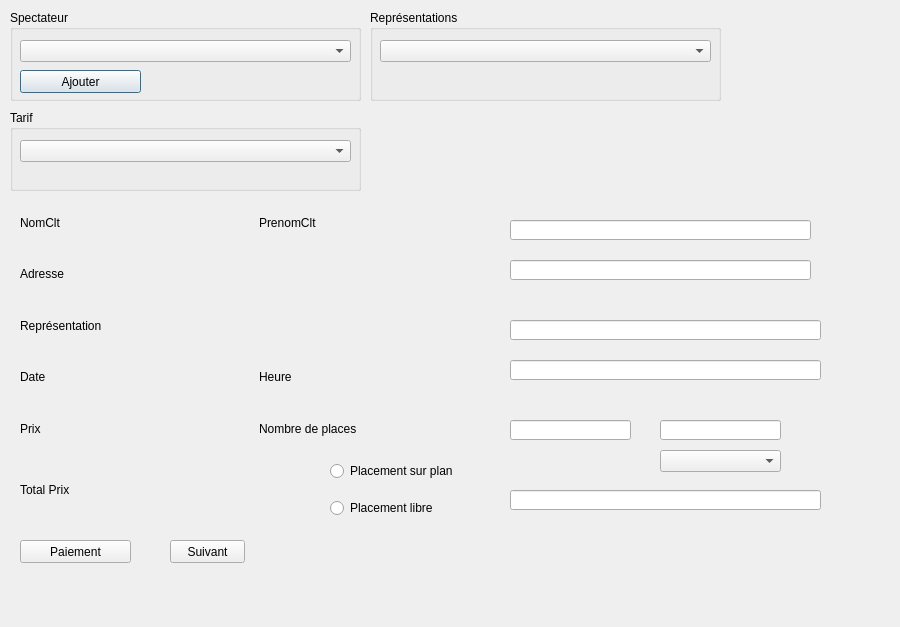
This is FestiClicC/billetterie.ui in FestiClic/FestiClic3 as Qt 5 draws it before an edit. The edited form follows.
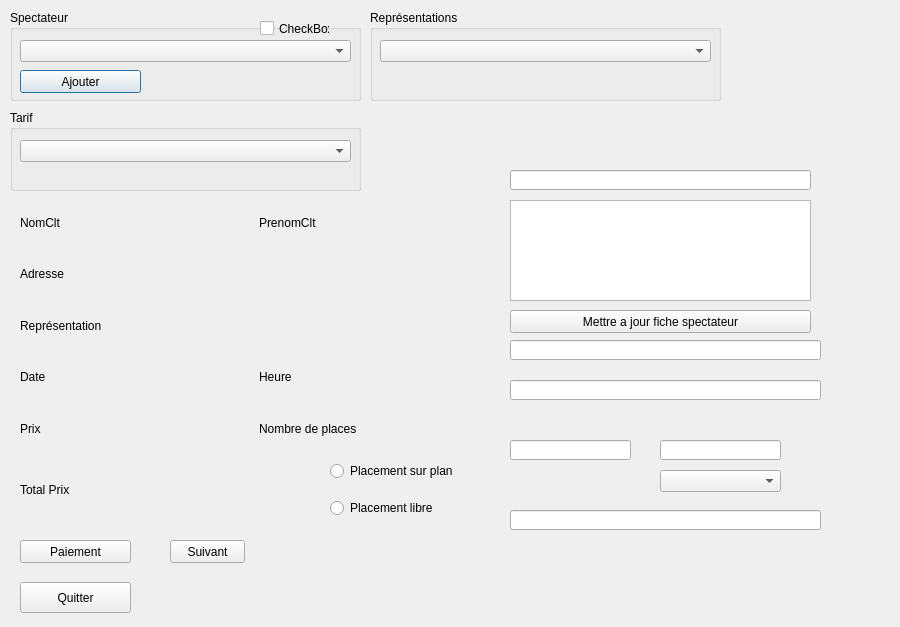
This is the edited form.

Commit message: modif fiche client+billet

```diff
--- a/FestiClicC/billetterie.ui
+++ b/FestiClicC/billetterie.ui
@@ -71,6 +71,19 @@
      <string>Ajouter</string>
     </property>
    </widget>
+   <widget class="QCheckBox" name="checkBox">
+    <property name="geometry">
+     <rect>
+      <x>250</x>
+      <y>10</y>
+      <width>70</width>
+      <height>17</height>
+     </rect>
+    </property>
+    <property name="text">
+     <string>CheckBox</string>
+    </property>
+   </widget>
   </widget>
   <widget class="QGroupBox" name="groupBox_3">
    <property name="geometry">
@@ -242,17 +255,7 @@
    <property name="geometry">
     <rect>
      <x>510</x>
-     <y>220</y>
-     <width>301</width>
-     <height>20</height>
-    </rect>
-   </property>
-  </widget>
-  <widget class="QLineEdit" name="bTxtAdresse">
-   <property name="geometry">
-    <rect>
-     <x>510</x>
-     <y>260</y>
+     <y>170</y>
      <width>301</width>
      <height>20</height>
     </rect>
@@ -262,7 +265,7 @@
    <property name="geometry">
     <rect>
      <x>510</x>
-     <y>320</y>
+     <y>340</y>
      <width>311</width>
      <height>20</height>
     </rect>
@@ -272,7 +275,7 @@
    <property name="geometry">
     <rect>
      <x>510</x>
-     <y>360</y>
+     <y>380</y>
      <width>311</width>
      <height>20</height>
     </rect>
@@ -282,7 +285,7 @@
    <property name="geometry">
     <rect>
      <x>510</x>
-     <y>420</y>
+     <y>440</y>
      <width>121</width>
      <height>20</height>
     </rect>
@@ -292,7 +295,7 @@
    <property name="geometry">
     <rect>
      <x>660</x>
-     <y>420</y>
+     <y>440</y>
      <width>121</width>
      <height>20</height>
     </rect>
@@ -302,7 +305,7 @@
    <property name="geometry">
     <rect>
      <x>510</x>
-     <y>490</y>
+     <y>510</y>
      <width>311</width>
      <height>20</height>
     </rect>
@@ -312,12 +315,48 @@
    <property name="geometry">
     <rect>
      <x>660</x>
-     <y>450</y>
+     <y>470</y>
      <width>121</width>
      <height>22</height>
     </rect>
    </property>
   </widget>
+  <widget class="QPushButton" name="bBtnQuitter">
+   <property name="geometry">
+    <rect>
+     <x>20</x>
+     <y>582</y>
+     <width>111</width>
+     <height>31</height>
+    </rect>
+   </property>
+   <property name="text">
+    <string>Quitter</string>
+   </property>
+  </widget>
+  <widget class="QTextEdit" name="bTxtInfosClient">
+   <property name="geometry">
+    <rect>
+     <x>510</x>
+     <y>200</y>
+     <width>301</width>
+     <height>101</height>
+    </rect>
+   </property>
+  </widget>
+  <widget class="QPushButton" name="pushButton">
+   <property name="geometry">
+    <rect>
+     <x>510</x>
+     <y>310</y>
+     <width>301</width>
+     <height>23</height>
+    </rect>
+   </property>
+   <property name="text">
+    <string>Mettre a jour fiche spectateur</string>
+   </property>
+  </widget>
  </widget>
  <resources/>
  <connections/>
```
The commit also changes 50 other files.
